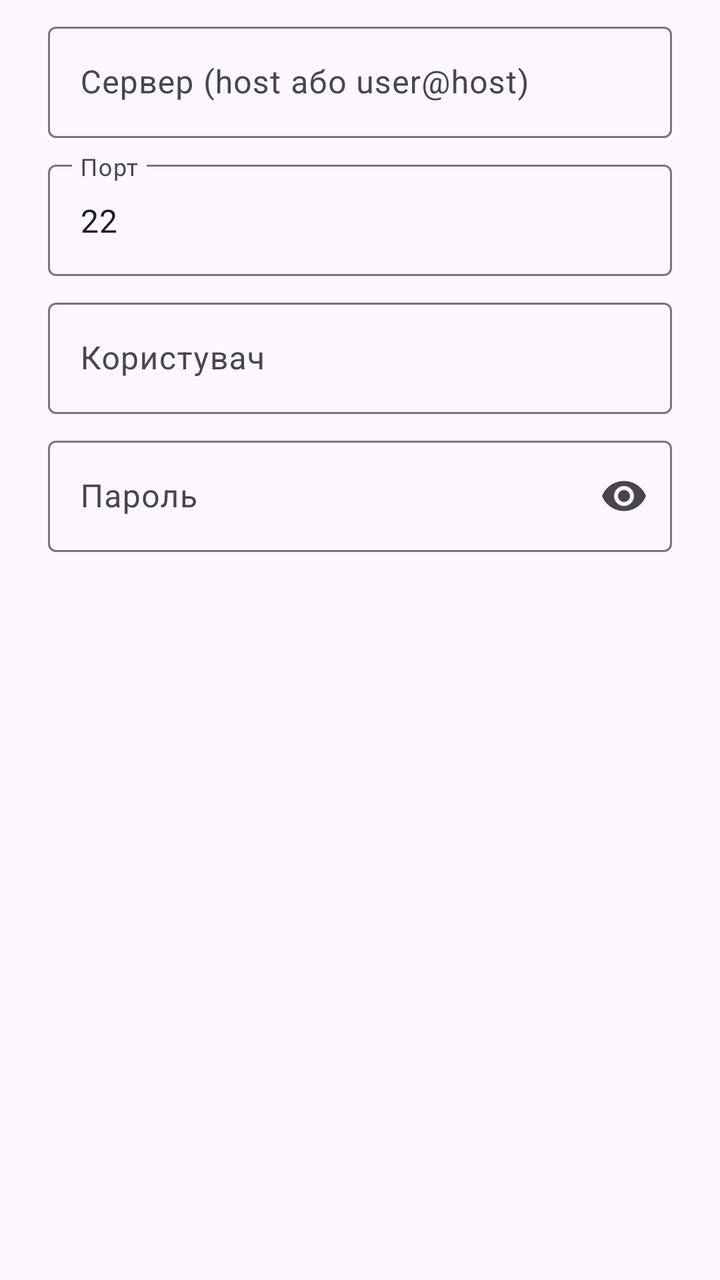
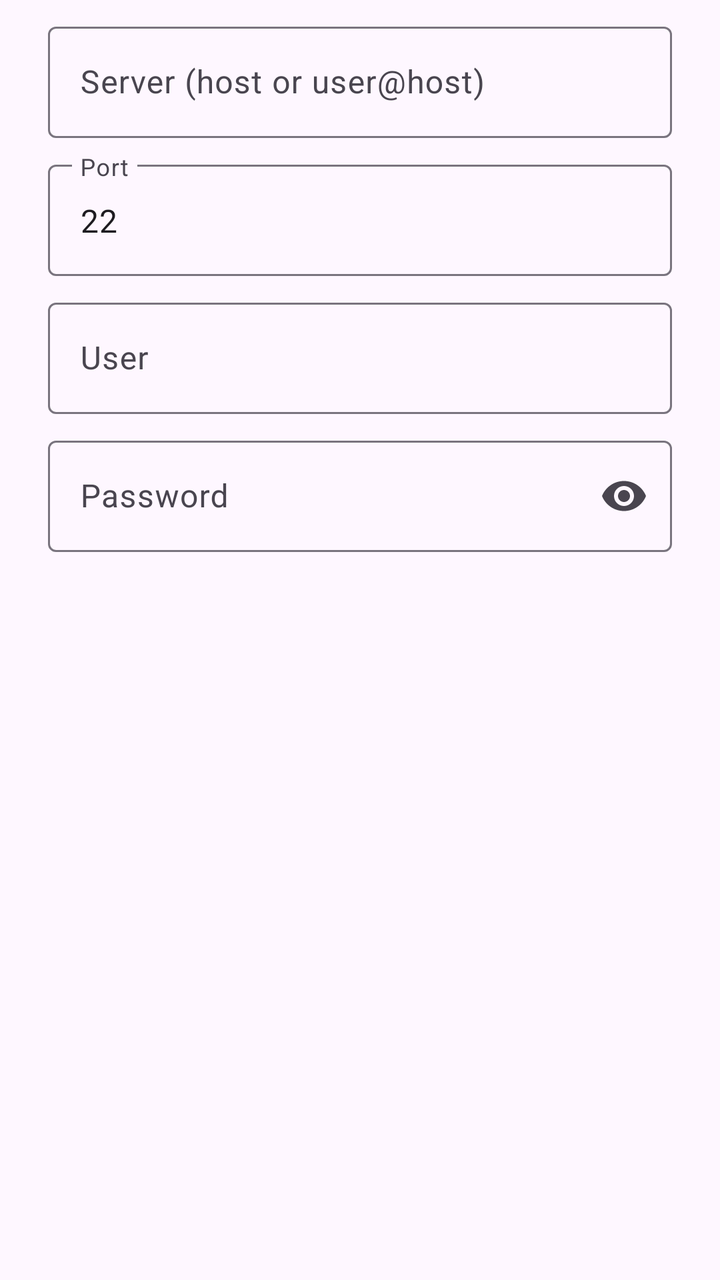

Compare the two renders of this Android layout. The source of the first and the diff that turns it into the second are given below.
<!-- AndroidManifest.xml: application theme Theme.FreeCaster -->
<!-- res/layout/dialog_ssh.xml -->
<?xml version="1.0" encoding="utf-8"?>
<LinearLayout xmlns:android="http://schemas.android.com/apk/res/android"
    xmlns:app="http://schemas.android.com/apk/res-auto"
    android:layout_width="match_parent"
    android:layout_height="wrap_content"
    android:orientation="vertical"
    android:paddingHorizontal="24dp"
    android:paddingTop="8dp">

    <com.google.android.material.textfield.TextInputLayout
        android:layout_width="match_parent"
        android:layout_height="wrap_content"
        android:hint="Сервер (host або user@host)">

        <com.google.android.material.textfield.TextInputEditText
            android:id="@+id/ssh_host"
            android:layout_width="match_parent"
            android:layout_height="wrap_content"
            android:importantForAutofill="no"
            android:inputType="textUri"
            android:singleLine="true" />
    </com.google.android.material.textfield.TextInputLayout>

    <com.google.android.material.textfield.TextInputLayout
        android:layout_width="match_parent"
        android:layout_height="wrap_content"
        android:layout_marginTop="8dp"
        android:hint="Порт">

        <com.google.android.material.textfield.TextInputEditText
            android:id="@+id/ssh_port"
            android:layout_width="match_parent"
            android:layout_height="wrap_content"
            android:importantForAutofill="no"
            android:inputType="number"
            android:text="22" />
    </com.google.android.material.textfield.TextInputLayout>

    <com.google.android.material.textfield.TextInputLayout
        android:layout_width="match_parent"
        android:layout_height="wrap_content"
        android:layout_marginTop="8dp"
        android:hint="Користувач">

        <com.google.android.material.textfield.TextInputEditText
            android:id="@+id/ssh_user"
            android:layout_width="match_parent"
            android:layout_height="wrap_content"
            android:importantForAutofill="no"
            android:inputType="text"
            android:singleLine="true" />
    </com.google.android.material.textfield.TextInputLayout>

    <com.google.android.material.textfield.TextInputLayout
        android:layout_width="match_parent"
        android:layout_height="wrap_content"
        android:layout_marginTop="8dp"
        android:hint="Пароль"
        app:endIconMode="password_toggle">

        <com.google.android.material.textfield.TextInputEditText
            android:id="@+id/ssh_pass"
            android:layout_width="match_parent"
            android:layout_height="wrap_content"
            android:importantForAutofill="no"
            android:inputType="textPassword"
            android:singleLine="true" />
    </com.google.android.material.textfield.TextInputLayout>
</LinearLayout>
<!-- resources referenced by this layout -->
<resources>
  <style name="Theme.FreeCaster" parent="Theme.Material3.DayNight.NoActionBar">
          <item name="colorPrimary">#3D6AF2</item>
          <item name="colorSecondary">#3D6AF2</item>
      </style>
</resources>

<!-- the commit's change to res/layout/dialog_ssh.xml (unified diff, before → after) -->
@@ -10,7 +10,7 @@
     <com.google.android.material.textfield.TextInputLayout
         android:layout_width="match_parent"
         android:layout_height="wrap_content"
-        android:hint="Сервер (host або user@host)">
+        android:hint="@string/ssh_host_hint">
 
         <com.google.android.material.textfield.TextInputEditText
             android:id="@+id/ssh_host"
@@ -25,7 +25,7 @@
         android:layout_width="match_parent"
         android:layout_height="wrap_content"
         android:layout_marginTop="8dp"
-        android:hint="Порт">
+        android:hint="@string/ssh_port_hint">
 
         <com.google.android.material.textfield.TextInputEditText
             android:id="@+id/ssh_port"
@@ -40,7 +40,7 @@
         android:layout_width="match_parent"
         android:layout_height="wrap_content"
         android:layout_marginTop="8dp"
-        android:hint="Користувач">
+        android:hint="@string/ssh_user_hint">
 
         <com.google.android.material.textfield.TextInputEditText
             android:id="@+id/ssh_user"
@@ -55,7 +55,7 @@
         android:layout_width="match_parent"
         android:layout_height="wrap_content"
         android:layout_marginTop="8dp"
-        android:hint="Пароль"
+        android:hint="@string/ssh_pass_hint"
         app:endIconMode="password_toggle">
 
         <com.google.android.material.textfield.TextInputEditText
<!-- resource entries referenced after the edit -->
@@ -1,5 +1,9 @@
 <!-- resources referenced by this layout -->
 <resources>
+  <string name="ssh_host_hint">Server (host or user@host)</string>
+  <string name="ssh_pass_hint">Password</string>
+  <string name="ssh_port_hint">Port</string>
+  <string name="ssh_user_hint">User</string>
   <style name="Theme.FreeCaster" parent="Theme.Material3.DayNight.NoActionBar">
           <item name="colorPrimary">#3D6AF2</item>
           <item name="colorSecondary">#3D6AF2</item>
